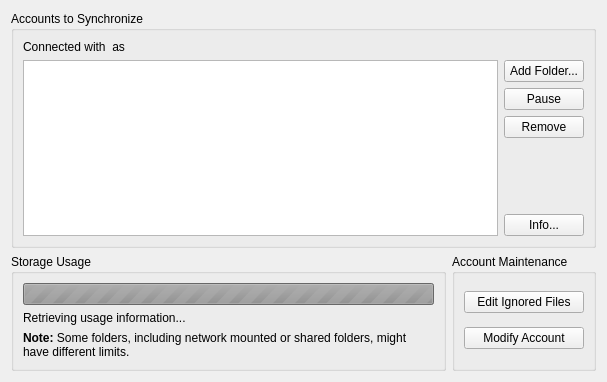
The window that src/mirall/accountsettings.ui (nextcloud/desktop) describes before a commit, drawn with Qt 5.
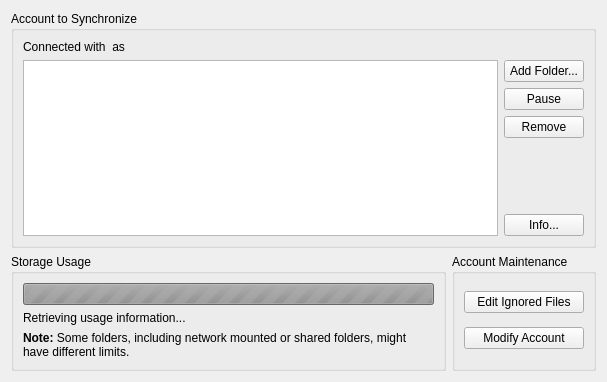
The same window after the commit.

Commit message: Account Settings: Fix label

```diff
--- a/src/mirall/accountsettings.ui
+++ b/src/mirall/accountsettings.ui
@@ -43,7 +43,7 @@
    <item row="0" column="0" colspan="2">
     <widget class="QGroupBox" name="syncStatusGroupBox">
      <property name="title">
-      <string>Accounts to Synchronize</string>
+      <string>Account to Synchronize</string>
      </property>
      <layout class="QGridLayout" name="gridLayout">
       <item row="0" column="0" colspan="2">
```
